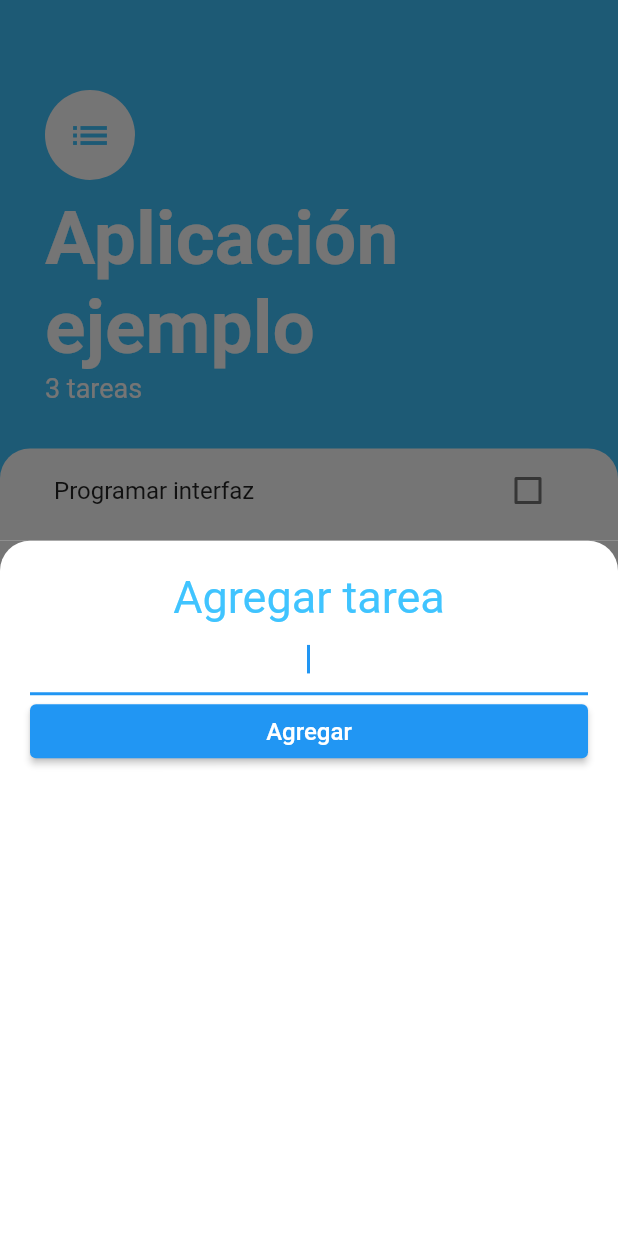
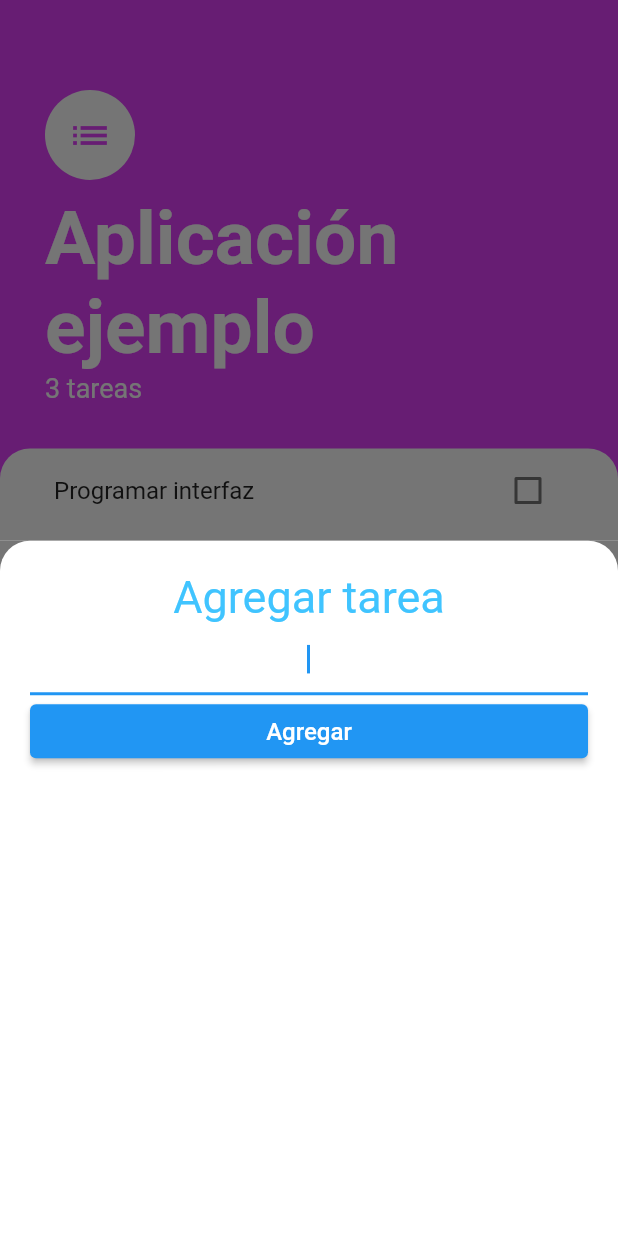
Before and after one commit to eduardo99ja/containers-moviles, a Flutter app: the screen it shows after launch, after a tap on the "add" icon, on a phone screen of 412 x 824 dp. Run offline on Flutter 3.47's test engine with Material 2 defaults, Android fonts, the phone set to English and light mode, and no system bars.

Commit message:
cambio colores

```diff
--- a/lib/screens/agregar_tarea_screen.dart
+++ b/lib/screens/agregar_tarea_screen.dart
@@ -1,11 +1,12 @@
 import 'package:flutter/cupertino.dart';
 import 'package:flutter/material.dart';
 
-class AddTaskScreen extends StatelessWidget {
+class AgregarTareaScreen extends StatelessWidget {
   String? newTaskTitle;
   final Function addTaskCallback;
 
-  AddTaskScreen({Key? key, required this.addTaskCallback}) : super(key: key);
+  AgregarTareaScreen({Key? key, required this.addTaskCallback})
+      : super(key: key);
 
   @override
   Widget build(BuildContext context) {
--- a/lib/screens/tarea_screen.dart
+++ b/lib/screens/tarea_screen.dart
@@ -19,7 +19,7 @@ class _TareasScreenState extends State<TareasScreen> {
   @override
   Widget build(BuildContext context) {
     return Scaffold(
-      backgroundColor: Colors.lightBlueAccent,
+      backgroundColor: Colors.purpleAccent,
       body: Column(
         crossAxisAlignment: CrossAxisAlignment.start,
         children: [
@@ -33,7 +33,7 @@ class _TareasScreenState extends State<TareasScreen> {
                   child: Icon(
                     Icons.list,
                     size: 30.0,
-                    color: Colors.lightBlueAccent,
+                    color: Colors.purpleAccent,
                   ),
                   backgroundColor: Colors.white,
                   radius: 30.0,
@@ -78,10 +78,9 @@ class _TareasScreenState extends State<TareasScreen> {
       ),
       floatingActionButton: FloatingActionButton(
         onPressed: () {
-          // showModalBottomSheet(context: context, builder: buildButtomSheet); //using created method
           showModalBottomSheet(
             context: context,
-            builder: (context) => AddTaskScreen(
+            builder: (context) => AgregarTareaScreen(
               addTaskCallback: (newTaskTitle) {
                 setState(() {
                   tasks.add(Tarea(name: newTaskTitle));
@@ -91,7 +90,7 @@ class _TareasScreenState extends State<TareasScreen> {
             ),
           ); //Using anonimous function
         },
-        backgroundColor: Colors.lightBlueAccent,
+        backgroundColor: Colors.purpleAccent,
         child: Icon(Icons.add),
       ),
     );
```
